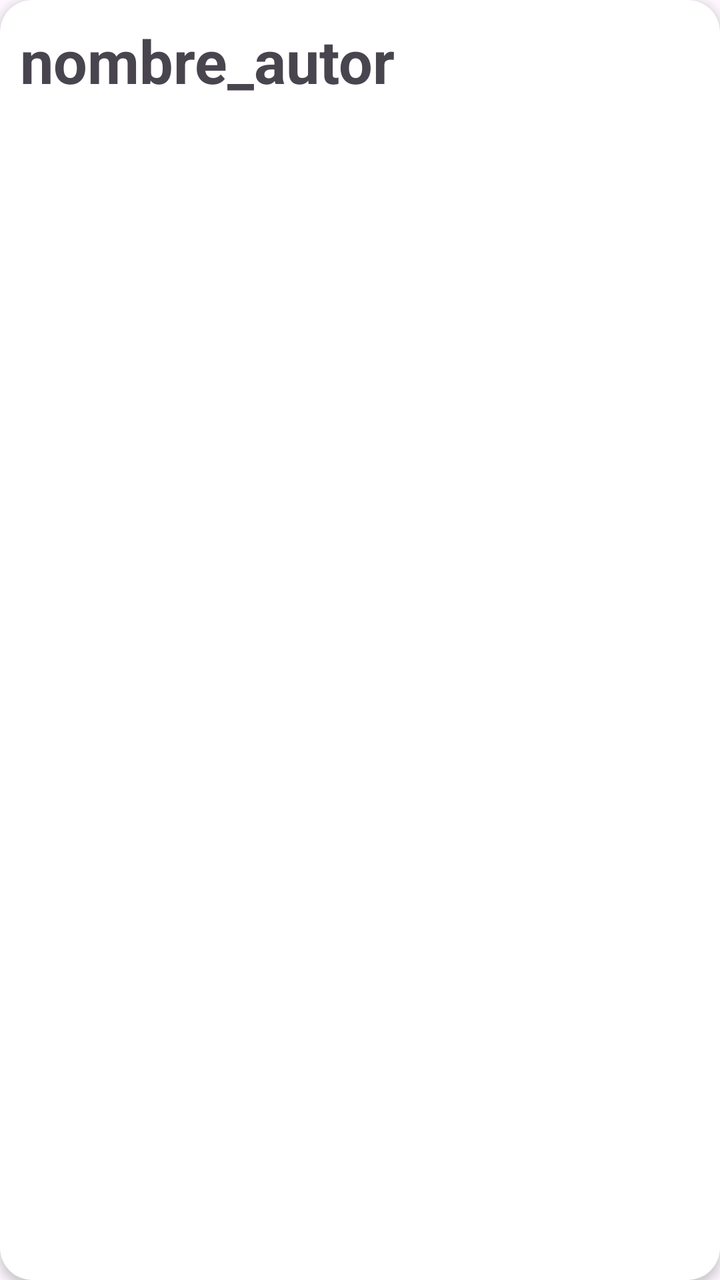
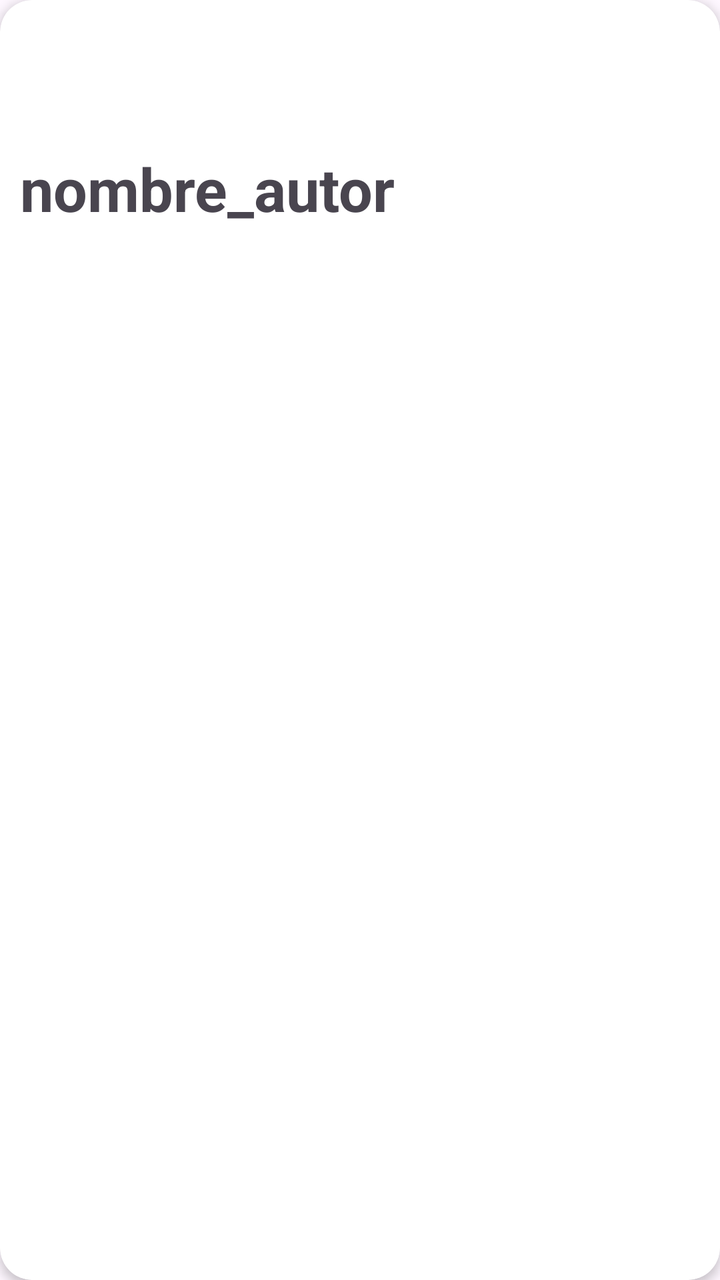

Screens rendered from an Android XML layout before and after an edit, with the pre-edit source and the edit as a unified diff.
<!-- AndroidManifest.xml: application theme Theme.RetrofitBuscador -->
<!-- res/layout/fila_autores.xml -->
<?xml version="1.0" encoding="utf-8"?>
<androidx.cardview.widget.CardView
    xmlns:android="http://schemas.android.com/apk/res/android"
    xmlns:app="http://schemas.android.com/apk/res-auto"
    android:layout_width="match_parent"
    android:layout_height="wrap_content"
    android:layout_marginHorizontal="16dp"
    android:layout_marginVertical="6dp"
    app:cardCornerRadius="16dp"
    app:cardElevation="3dp">
    <TextView
        android:id="@+id/tvAutor"
        android:layout_width="match_parent"
        android:layout_height="match_parent"
        android:padding="10dp"
        android:text="nombre_autor"
        android:textSize="30sp"
        android:textStyle="bold" />
</androidx.cardview.widget.CardView>
<!-- resources referenced by this layout -->
<resources>
  <style name="Theme.RetrofitBuscador" parent="Base.Theme.RetrofitBuscador" />
  <style name="Base.Theme.RetrofitBuscador" parent="Theme.Material3.DayNight.NoActionBar">
          
          
      </style>
</resources>

<!-- the commit's change to res/layout/fila_autores.xml (unified diff, before → after) -->
@@ -8,12 +8,24 @@
     android:layout_marginVertical="6dp"
     app:cardCornerRadius="16dp"
     app:cardElevation="3dp">
-    <TextView
-        android:id="@+id/tvAutor"
+    <LinearLayout
         android:layout_width="match_parent"
-        android:layout_height="match_parent"
-        android:padding="10dp"
-        android:text="nombre_autor"
-        android:textSize="30sp"
-        android:textStyle="bold" />
+        android:layout_height="wrap_content"
+        android:orientation="vertical">
+        <androidx.appcompat.widget.Toolbar
+            android:layout_width="match_parent"
+            android:layout_height="wrap_content"
+            android:id="@+id/toolbarFavorito"
+            />
+
+
+        <TextView
+            android:id="@+id/tvAutor"
+            android:layout_width="match_parent"
+            android:layout_height="match_parent"
+            android:padding="10dp"
+            android:text="nombre_autor"
+            android:textSize="30sp"
+            android:textStyle="bold" />
+    </LinearLayout>
 </androidx.cardview.widget.CardView>
